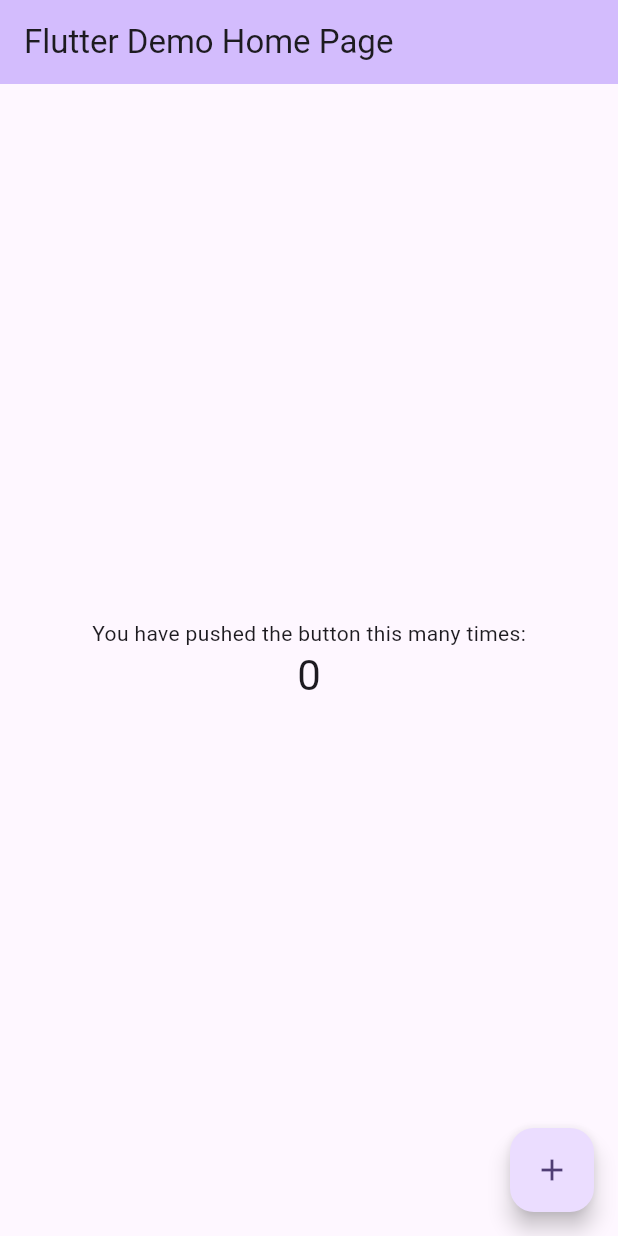
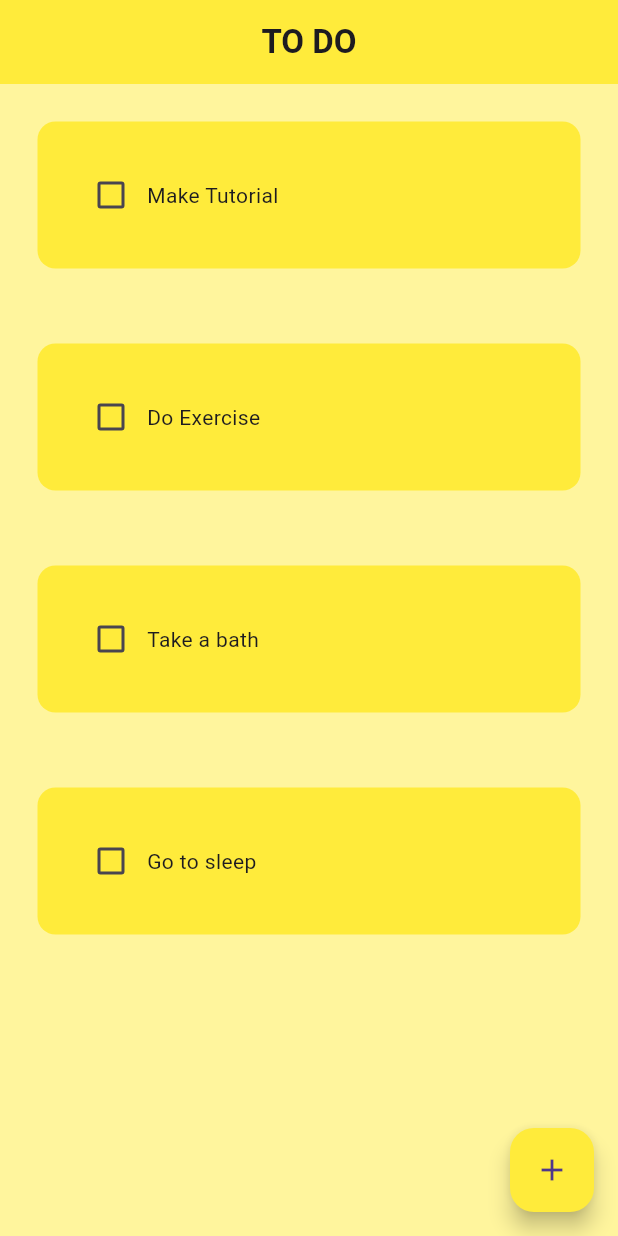
Before and after one commit to Yellowweii/Flutter-Learning, a Flutter app: the screen it shows after launch, on a phone screen of 412 x 824 dp. Run offline on Flutter 3.47's test engine with Material 3 defaults, Android fonts, the phone set to English and light mode, and no system bars; our stand-ins replace flutter_spinkit.

Commit message:
Yellowwei/flutter demo5 (#11)
* finish the world_time demo

* finish some function of the project

* little change

* finish the world_time project

* init the project

* finish some functions of the project

* finish the project

* refresh the branch

* init the project

* little change

```diff
--- /dev/null
+++ b/flutter_demo5/lib/components/TodoTile.dart
@@ -0,0 +1,42 @@
+import 'package:flutter/material.dart';
+
+class TodoTile extends StatelessWidget {
+  final String taskName;
+  final bool taskCompleted;
+  final Function(bool?)? onChanged;
+
+  TodoTile(
+      {super.key,
+      required this.taskName,
+      required this.taskCompleted,
+      required this.onChanged});
+
+  @override
+  Widget build(BuildContext context) {
+    return Padding(
+      padding: EdgeInsets.all(25.0),
+      child: Container(
+        padding: EdgeInsets.all(25.0),
+        child: Row(
+          children: [
+            Checkbox(
+              value: taskCompleted,
+              onChanged: onChanged,
+              activeColor: Colors.black,
+            ),
+            Text(
+              taskName,
+              style: TextStyle(
+                decoration: taskCompleted
+                    ? TextDecoration.lineThrough
+                    : TextDecoration.none,
+              ),
+            ),
+          ],
+        ),
+        decoration: BoxDecoration(
+            color: Colors.yellow, borderRadius: BorderRadius.circular(12.0)),
+      ),
+    );
+  }
+}
--- a/flutter_demo5/lib/main.dart
+++ b/flutter_demo5/lib/main.dart
@@ -1,125 +1,11 @@
 import 'package:flutter/material.dart';
+import 'package:flutter_demo5/pages/HomePage.dart';
 
 void main() {
-  runApp(const MyApp());
+  runApp(MaterialApp(
+    initialRoute: "/home-page",
+    routes: {
+      "/home-page": (context) => HomePage(),
+    },
+  ));
 }
-
-class MyApp extends StatelessWidget {
-  const MyApp({super.key});
-
-  // This widget is the root of your application.
-  @override
-  Widget build(BuildContext context) {
-    return MaterialApp(
-      title: 'Flutter Demo',
-      theme: ThemeData(
-        // This is the theme of your application.
-        //
-        // TRY THIS: Try running your application with "flutter run". You'll see
-        // the application has a purple toolbar. Then, without quitting the app,
-        // try changing the seedColor in the colorScheme below to Colors.green
-        // and then invoke "hot reload" (save your changes or press the "hot
-        // reload" button in a Flutter-supported IDE, or press "r" if you used
-        // the command line to start the app).
-        //
-        // Notice that the counter didn't reset back to zero; the application
-        // state is not lost during the reload. To reset the state, use hot
-        // restart instead.
-        //
-        // This works for code too, not just values: Most code changes can be
-        // tested with just a hot reload.
-        colorScheme: ColorScheme.fromSeed(seedColor: Colors.deepPurple),
-        useMaterial3: true,
-      ),
-      home: const MyHomePage(title: 'Flutter Demo Home Page'),
-    );
-  }
-}
-
-class MyHomePage extends StatefulWidget {
-  const MyHomePage({super.key, required this.title});
-
-  // This widget is the home page of your application. It is stateful, meaning
-  // that it has a State object (defined below) that contains fields that affect
-  // how it looks.
-
-  // This class is the configuration for the state. It holds the values (in this
-  // case the title) provided by the parent (in this case the App widget) and
-  // used by the build method of the State. Fields in a Widget subclass are
-  // always marked "final".
-
-  final String title;
-
-  @override
-  State<MyHomePage> createState() => _MyHomePageState();
-}
-
-class _MyHomePageState extends State<MyHomePage> {
-  int _counter = 0;
-
-  void _incrementCounter() {
-    setState(() {
-      // This call to setState tells the Flutter framework that something has
-      // changed in this State, which causes it to rerun the build method below
-      // so that the display can reflect the updated values. If we changed
-      // _counter without calling setState(), then the build method would not be
-      // called again, and so nothing would appear to happen.
-      _counter++;
-    });
-  }
-
-  @override
-  Widget build(BuildContext context) {
-    // This method is rerun every time setState is called, for instance as done
-    // by the _incrementCounter method above.
-    //
-    // The Flutter framework has been optimized to make rerunning build methods
-    // fast, so that you can just rebuild anything that needs updating rather
-    // than having to individually change instances of widgets.
-    return Scaffold(
-      appBar: AppBar(
-        // TRY THIS: Try changing the color here to a specific color (to
-        // Colors.amber, perhaps?) and trigger a hot reload to see the AppBar
-        // change color while the other colors stay the same.
-        backgroundColor: Theme.of(context).colorScheme.inversePrimary,
-        // Here we take the value from the MyHomePage object that was created by
-        // the App.build method, and use it to set our appbar title.
-        title: Text(widget.title),
-      ),
-      body: Center(
-        // Center is a layout widget. It takes a single child and positions it
-        // in the middle of the parent.
-        child: Column(
-          // Column is also a layout widget. It takes a list of children and
-          // arranges them vertically. By default, it sizes itself to fit its
-          // children horizontally, and tries to be as tall as its parent.
-          //
-          // Column has various properties to control how it sizes itself and
-          // how it positions its children. Here we use mainAxisAlignment to
-          // center the children vertically; the main axis here is the vertical
-          // axis because Columns are vertical (the cross axis would be
-          // horizontal).
-          //
-          // TRY THIS: Invoke "debug painting" (choose the "Toggle Debug Paint"
-          // action in the IDE, or press "p" in the console), to see the
-          // wireframe for each widget.
-          mainAxisAlignment: MainAxisAlignment.center,
-          children: <Widget>[
-            const Text(
-              'You have pushed the button this many times:',
-            ),
-            Text(
-              '$_counter',
-              style: Theme.of(context).textTheme.headlineMedium,
-            ),
-          ],
-        ),
-      ),
-      floatingActionButton: FloatingActionButton(
-        onPressed: _incrementCounter,
-        tooltip: 'Increment',
-        child: const Icon(Icons.add),
-      ), // This trailing comma makes auto-formatting nicer for build methods.
-    );
-  }
-}
--- /dev/null
+++ b/flutter_demo5/lib/pages/HomePage.dart
@@ -0,0 +1,64 @@
+import 'package:flutter/material.dart';
+
+import 'package:flutter_demo5/components/TodoTile.dart';
+import 'package:flutter_demo5/components/AlertBox.dart';
+
+class HomePage extends StatefulWidget {
+  @override
+  State<HomePage> createState() => _HomePageState();
+}
+
+class _HomePageState extends State<HomePage> {
+  int? i;
+  List todoList = [
+    ['Make Tutorial', false],
+    ['Do Exercise', false],
+    ['Take a bath', false],
+    ['Go to sleep', false],
+  ];
+
+  void createNewTask() {
+    showDialog(
+      context: context,
+      builder: (context) {
+        String newTaskName = "";
+        return AlertBox();
+      },
+    );
+  }
+
+  @override
+  Widget build(BuildContext context) {
+    return Scaffold(
+        backgroundColor: Colors.yellow[200],
+        appBar: AppBar(
+          title: Text(
+            "TO DO",
+            style: TextStyle(
+              fontWeight: FontWeight.bold,
+            ),
+          ),
+          backgroundColor: Colors.yellow,
+          centerTitle: true,
+          elevation: 0.0,
+        ),
+        body: ListView.builder(
+            itemCount: todoList.length,
+            itemBuilder: (context, index) {
+              return TodoTile(
+                taskName: todoList[index][0],
+                taskCompleted: todoList[index][1],
+                onChanged: (bool? value) {
+                  setState(() {
+                    todoList[index][1] = value;
+                  });
+                },
+              );
+            }),
+        floatingActionButton: FloatingActionButton(
+          onPressed: createNewTask,
+          child: Icon(Icons.add),
+          backgroundColor: Colors.yellow,
+        ));
+  }
+}
```
Also changed, not shown: flutter_demo5/lib/components/AlertBox.dart (added, +32 -0 lines), flutter_demo5/lib/components/MyButton.dart (added, +16 -0 lines).
